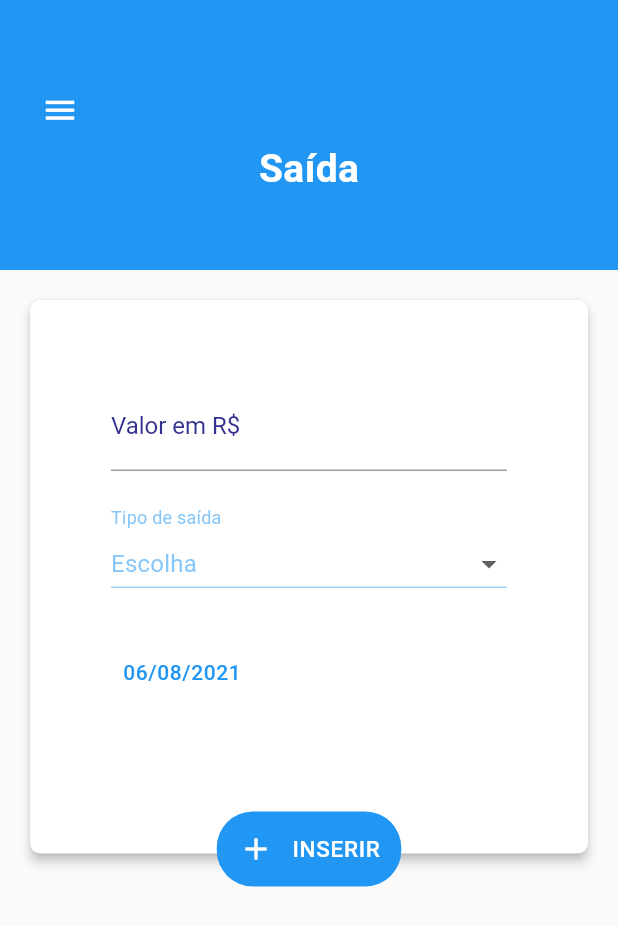
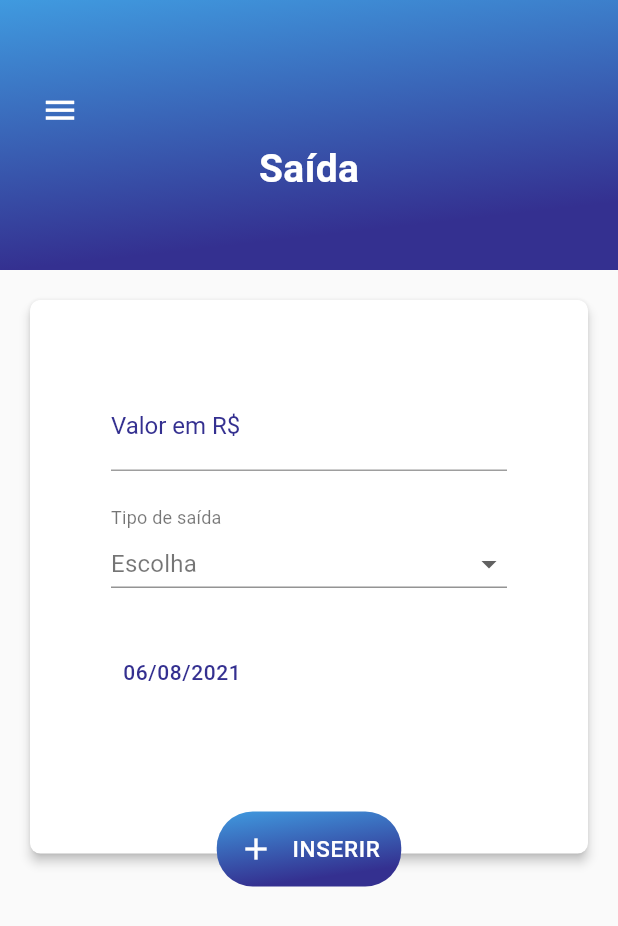
Before and after one commit to rodrigofelipejr/raro-academy-budget, a Flutter app: the ExpensesPage screen opened directly, on a phone screen of 412 x 824 dp. Shown: the top 926 px of the screen. Run offline on Flutter 3.47's test engine with Material 2 defaults, Android fonts, the phone set to English and light mode, and no system bars; missing offline and left inert: animated_card, vs_scrollbar; project files that could hold a hidden picture were left out.

Commit message:
Corrige estilos

```diff
--- a/lib/src/features/transactions/expenses/expenses_page.dart
+++ b/lib/src/features/transactions/expenses/expenses_page.dart
@@ -7,6 +7,7 @@ import '../widgets/dropdown_buttom_widget.dart';
 import '../widgets/dropdown_item_data.dart';
 import '../widgets/text_styles.dart';
 import '/src/shared/widget/custom_text_field.dart';
+import '/src/shared/constants/app_colors.dart';
 
 class ExpensesPage extends StatefulWidget {
   const ExpensesPage({Key? key}) : super(key: key);
@@ -23,27 +24,27 @@ class _ExpensesPageState extends State<ExpensesPage> {
 
   final List<DropdownItemData> list = [
     DropdownItemData(
-      color: Colors.yellow,
+      color: AppColors.amarelo,
       value: "Refeição",
     ),
     DropdownItemData(
-      color: Colors.green,
+      color: AppColors.verde,
       value: "Transporte",
     ),
     DropdownItemData(
-      color: Colors.pink,
+      color: AppColors.rosa,
       value: "Viagem",
     ),
     DropdownItemData(
-      color: Colors.blue,
+      color: AppColors.azul,
       value: "Educação",
     ),
     DropdownItemData(
-      color: Colors.purple,
+      color: AppColors.roxo,
       value: "Pagamentos",
     ),
     DropdownItemData(
-      color: Colors.purple.withOpacity(0.54),
+      color: AppColors.roxo.withOpacity(0.54),
       value: "Outros",
     ),
   ];
@@ -95,7 +96,7 @@ class _ExpensesPageState extends State<ExpensesPage> {
                         children: [
                           Text(
                             "Tipo de saída",
-                            style: TextStyles.blue12w400RobotoOp54,
+                            style: TextStyles.black12w400RobotoOp54,
                           ),
                           DropdownButtomWidget(
                             value: dropdownValue,
--- a/lib/src/features/transactions/income/income_page.dart
+++ b/lib/src/features/transactions/income/income_page.dart
@@ -1,6 +1,7 @@
 import 'package:flutter/material.dart';
 
 import '/src/shared/widget/custom_text_field.dart';
+import '/src/shared/constants/app_colors.dart';
 import '../widgets/dropdown_item_data.dart';
 import '../widgets/dropdown_buttom_widget.dart';
 import '../widgets/appbar_with_drawer.dart';
@@ -24,23 +25,23 @@ class _IncomePageState extends State<IncomePage> {
 
   final List<DropdownItemData> list = [
     DropdownItemData(
-      color: Colors.blue,
+      color: AppColors.azul,
       value: "Dinheiro",
     ),
     DropdownItemData(
-      color: Colors.blue,
+      color: AppColors.azul,
       value: "Pix",
     ),
     DropdownItemData(
-      color: Colors.blue,
+      color: AppColors.azul,
       value: "Doc",
     ),
     DropdownItemData(
-      color: Colors.blue,
+      color: AppColors.azul,
       value: "Ted",
     ),
     DropdownItemData(
-      color: Colors.blue,
+      color: AppColors.azul,
       value: "Boleto",
     ),
   ];
@@ -92,7 +93,7 @@ class _IncomePageState extends State<IncomePage> {
                         children: [
                           Text(
                             "Tipo de entrada",
-                            style: TextStyles.blue12w400RobotoOp54,
+                            style: TextStyles.black12w400RobotoOp54,
                           ),
                           DropdownButtomWidget(
                             value: dropdownValue,
--- a/lib/src/features/transactions/widgets/appbar_with_drawer.dart
+++ b/lib/src/features/transactions/widgets/appbar_with_drawer.dart
@@ -1,5 +1,6 @@
 import 'package:flutter/material.dart';
 
+import '/src/shared/constants/app_colors.dart';
 import 'text_styles.dart';
 
 class AppBarWithDrawer extends StatelessWidget with PreferredSizeWidget {
@@ -22,7 +23,9 @@ class AppBarWithDrawer extends StatelessWidget with PreferredSizeWidget {
           maxHeight: 189,
         ),
         height: containerHeight,
-        color: Colors.blue,
+        decoration: BoxDecoration(
+          gradient: AppColors.blueGradientAppBar,
+        ),
         child: Column(
           mainAxisSize: MainAxisSize.min,
           crossAxisAlignment: CrossAxisAlignment.start,
--- a/lib/src/features/transactions/widgets/button_widget.dart
+++ b/lib/src/features/transactions/widgets/button_widget.dart
@@ -1,5 +1,6 @@
 import 'package:flutter/material.dart';
 
+import '/src/shared/constants/app_colors.dart';
 import 'text_styles.dart';
 
 class ButtonWidget extends StatelessWidget {
@@ -9,7 +10,8 @@ class ButtonWidget extends StatelessWidget {
       width: 123,
       height: 50,
       decoration: BoxDecoration(
-        color: Colors.blue,
+        gradient: AppColors.blueGradientAppBar,
+        // color: Colors.blue,
         borderRadius: BorderRadius.all(
           Radius.circular(24.0),
         ),
--- a/lib/src/features/transactions/widgets/dropdown_buttom_widget.dart
+++ b/lib/src/features/transactions/widgets/dropdown_buttom_widget.dart
@@ -25,17 +25,17 @@ class DropdownButtomWidget extends StatelessWidget {
         padding: const EdgeInsets.symmetric(vertical: 12.0),
         child: Text(
           "Escolha",
-          style: TextStyles.blue16w400RobotoOp54,
+          style: TextStyles.black16w400RobotoOp54,
         ),
       ),
       value: value,
       icon: const Icon(Icons.arrow_drop_down),
       iconSize: 24,
       elevation: 8,
-      style: TextStyles.blue16w400RobotoOp54,
+      style: TextStyles.black16w400RobotoOp54,
       underline: Container(
         height: 1,
-        color: Colors.blue.withOpacity(0.42),
+        color: Colors.black.withOpacity(0.42),
       ),
       onChanged: onChanged,
       focusNode: focusNode,
@@ -46,7 +46,7 @@ class DropdownButtomWidget extends StatelessWidget {
             value: item,
             child: Text(
               item.value,
-              style: TextStyles.blue16w400RobotoOp54,
+              style: TextStyles.black16w400RobotoOp87,
             ),
           );
         }).toList();
@@ -69,7 +69,7 @@ class DropdownButtomWidget extends StatelessWidget {
               ),
               Text(
                 item.value,
-                style: TextStyles.blue16w400RobotoOp87,
+                style: TextStyles.black16w400RobotoOp87,
               ),
             ],
           ),
--- a/lib/src/features/transactions/widgets/text_styles.dart
+++ b/lib/src/features/transactions/widgets/text_styles.dart
@@ -1,4 +1,6 @@
 import 'package:flutter/material.dart';
+
+import '/src/shared/constants/app_colors.dart';
 
 class TextStyles {
   static const TextStyle white26w700Roboto = TextStyle(
@@ -14,7 +16,7 @@ class TextStyles {
     fontWeight: FontWeight.w500,
     fontSize: 14.0,
     letterSpacing: 0.4,
-    color: Colors.blue,
+    color: AppColors.azul,
   );
 
   static const TextStyle white15w500Roboto = TextStyle(
@@ -26,7 +28,7 @@ class TextStyles {
   );
 
   static final TextStyle blue12w400RobotoOp54 = TextStyle(
-    color: Colors.blue.withOpacity(0.54),
+    color: AppColors.azul.withOpacity(0.54),
     fontFamily: 'Roboto',
     fontSize: 12,
     fontWeight: FontWeight.normal,
@@ -35,7 +37,23 @@ class TextStyles {
 
   static final TextStyle blue16w400RobotoOp54 = TextStyle(
     fontFamily: 'Roboto',
-    color: Colors.blue.withOpacity(0.54),
+    color: AppColors.azul.withOpacity(0.54),
+    fontSize: 16,
+    fontWeight: FontWeight.w400,
+    letterSpacing: 0.15,
+  );
+
+  static final TextStyle black12w400RobotoOp54 = TextStyle(
+    color: Colors.black.withOpacity(0.54),
+    fontFamily: 'Roboto',
+    fontSize: 12,
+    fontWeight: FontWeight.normal,
+    letterSpacing: 0.15,
+  );
+
+  static final TextStyle black16w400RobotoOp54 = TextStyle(
+    fontFamily: 'Roboto',
+    color: Colors.black.withOpacity(0.54),
     fontSize: 16,
     fontWeight: FontWeight.w400,
     letterSpacing: 0.15,
@@ -43,7 +61,15 @@ class TextStyles {
 
   static final TextStyle blue16w400RobotoOp87 = TextStyle(
     fontFamily: 'Roboto',
-    color: Colors.blue.withOpacity(0.87),
+    color: AppColors.azul.withOpacity(0.87),
+    fontSize: 16,
+    fontWeight: FontWeight.w400,
+    letterSpacing: 0.15,
+  );
+
+  static final TextStyle black16w400RobotoOp87 = TextStyle(
+    fontFamily: 'Roboto',
+    color: Colors.black.withOpacity(0.87),
     fontSize: 16,
     fontWeight: FontWeight.w400,
     letterSpacing: 0.15,
```
